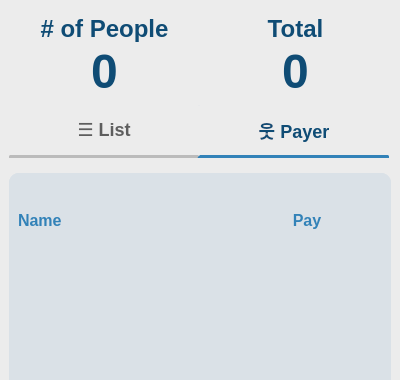
Qt form BillSplittr/mainwindow.ui (neneprm/BillSplittr) before a commit; both pictures show x 0 to 400 and y 0 to 380 of the 400 by 600 pixel window.
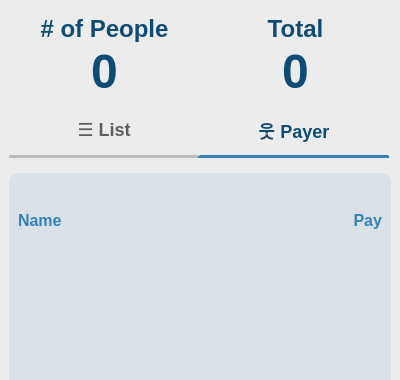
The same form after that commit. The open tabs and pages were chosen to show the change.

```diff
--- a/BillSplittr/mainwindow.ui
+++ b/BillSplittr/mainwindow.ui
@@ -383,7 +383,7 @@
              <string>Pay</string>
             </property>
             <property name="alignment">
-             <set>Qt::AlignCenter</set>
+             <set>Qt::AlignRight|Qt::AlignTrailing|Qt::AlignVCenter</set>
             </property>
            </widget>
           </item>
```
Left out of the diff: 74 changed lines with no effect on the pictures.
